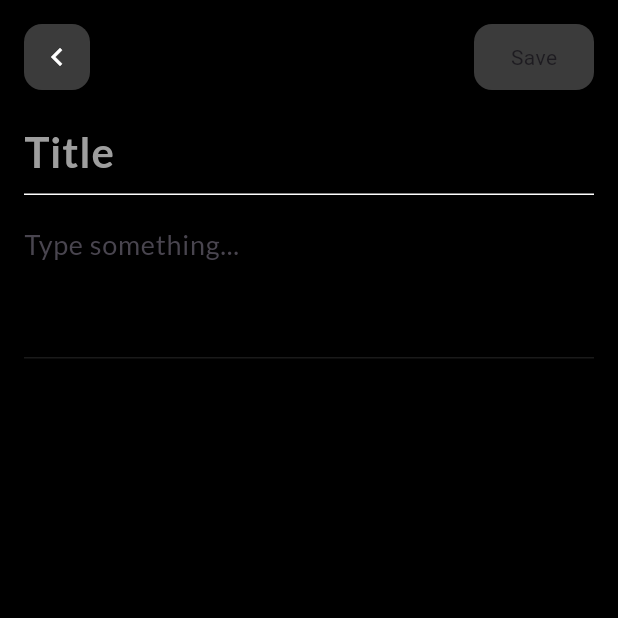
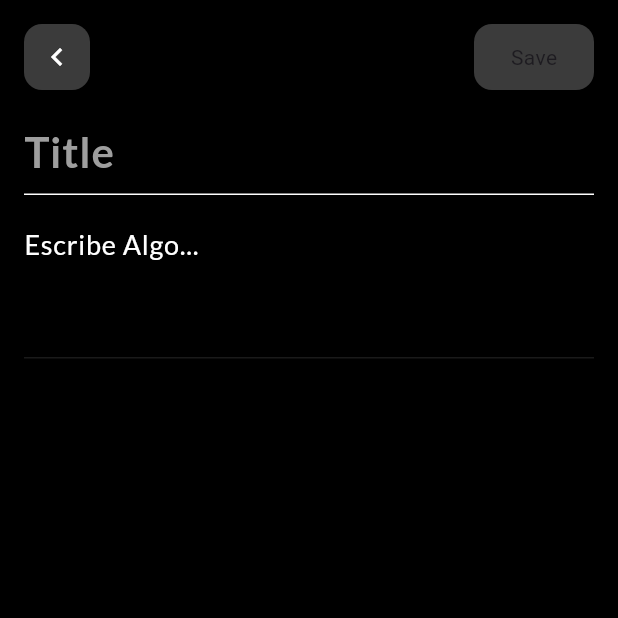
Before and after one commit to LuisRomero05/Purchasing-Planner-and-Manager, a Flutter app: the screen it shows after launch, after a tap on the "add" icon, on a phone screen of 412 x 824 dp, the top half of it. Run offline on Flutter 3.47's test engine with Material 3 defaults, Android fonts, the light colour scheme and no system bars; our stand-ins replace get, google_fonts.

Commit message:
Se ha realizado correccion de problemas menores

```diff
--- a/application_purchasing_planner_and_manager/lib/pages/agregar.dart
+++ b/application_purchasing_planner_and_manager/lib/pages/agregar.dart
@@ -95,13 +95,13 @@ class _AgregarNotaState extends State<AgregarNota> {
             cursorColor: Colors.white,
             minLines: 3,
             maxLines: 12,
-            decoration: const InputDecoration(
-              hintText: "Type something...",
-              //hintStyle: bodyTextStyle,
-              focusedBorder: UnderlineInputBorder(
+            decoration: InputDecoration(
+              hintText: "Escribe Algo...",
+              hintStyle: bodyTextStyle,
+              focusedBorder: const UnderlineInputBorder(
                 borderSide: BorderSide(color: Colors.white10),
               ),
-              enabledBorder: UnderlineInputBorder(
+              enabledBorder: const UnderlineInputBorder(
                 borderSide: BorderSide(color: Colors.white10),
               ),
             ),
--- a/application_purchasing_planner_and_manager/lib/pages/detallesNotas.dart
+++ b/application_purchasing_planner_and_manager/lib/pages/detalles_Notas.dart
@@ -1,3 +1,4 @@
+// ignore_for_file: file_names
 import 'package:flutter/material.dart';
 import 'package:get/get.dart';
 import 'package:application_purchasing_planner_and_manager/backend/controladores/controladores.dart';
--- a/application_purchasing_planner_and_manager/lib/pages/inicio.dart
+++ b/application_purchasing_planner_and_manager/lib/pages/inicio.dart
@@ -56,7 +56,7 @@ class Inicio extends StatelessWidget {
             const SizedBox(
               height: 20,
             ),
-            //_body(),
+            _body(),
           ],
         ),
       ),
--- a/application_purchasing_planner_and_manager/lib/styles/textStyles.dart
+++ b/application_purchasing_planner_and_manager/lib/styles/textStyles.dart
@@ -1,3 +1,5 @@
+// ignore_for_file: file_names
+
 import 'package:flutter/material.dart';
 import 'package:google_fonts/google_fonts.dart';
 
--- a/application_purchasing_planner_and_manager/lib/widgets/iconbutton.dart
+++ b/application_purchasing_planner_and_manager/lib/widgets/iconbutton.dart
@@ -6,8 +6,8 @@ class MyIconButton extends StatelessWidget {
   final VoidCallback onTap;
   final String txt;
 
-  const MyIconButton({Key? key, this.icon, required this.onTap, this.txt = ""})
-      : super(key: key);
+  const MyIconButton(
+      {super.key, this.icon, required this.onTap, this.txt = ""});
 
   @override
   Widget build(BuildContext context) {
--- a/application_purchasing_planner_and_manager/lib/widgets/note_Tile.dart
+++ b/application_purchasing_planner_and_manager/lib/widgets/note_Tile.dart
@@ -1,10 +1,11 @@
-// ignore: file_names
+// ignore_for_file: constant_identifier_names, file_names
+
 import 'package:flutter/material.dart';
 import 'package:get/get.dart';
 import 'package:application_purchasing_planner_and_manager/backend/models.dart';
 import 'package:application_purchasing_planner_and_manager/styles/colors.dart';
 import 'package:application_purchasing_planner_and_manager/styles/textStyles.dart';
-import 'package:application_purchasing_planner_and_manager/pages/detallesNotas.dart';
+import 'package:application_purchasing_planner_and_manager/pages/detalles_Notas.dart';
 
 enum TileType {
   Square,
```
